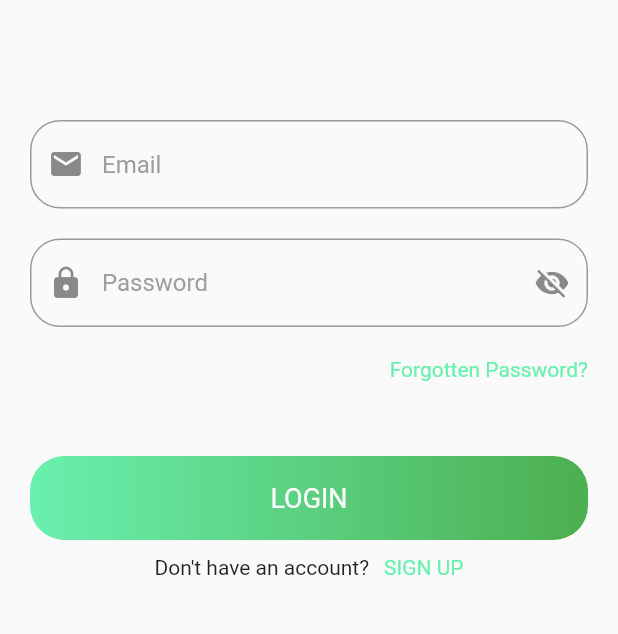
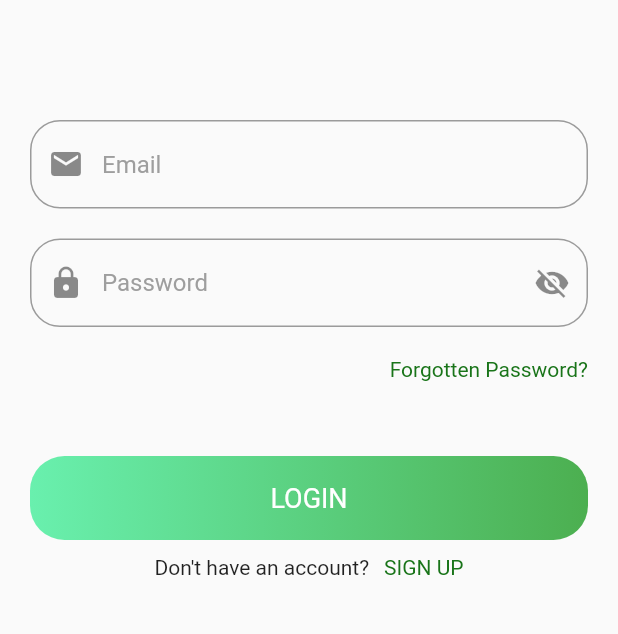
Before and after one commit to jenniekibiri/farm_app, a Flutter app: the screen it shows after launch, on a phone screen of 412 x 824 dp, the part 300-934 px from its top. Run offline on Flutter 3.47's test engine with Material 2 defaults, Android fonts, the phone set to English and light mode, and no system bars; our stand-ins replace hexcolor, splashscreen.

Commit message:
clean up ui

```diff
--- a/lib/login.dart
+++ b/lib/login.dart
@@ -1,5 +1,8 @@
+import 'package:farm/Register.dart';
 import 'package:flutter/material.dart';
+import 'package:hexcolor/hexcolor.dart';
 import 'Home.dart';
+
 void main() => runApp(App());
 
 class App extends StatelessWidget{
@@ -56,7 +59,7 @@ class _LoginPageState extends State<LoginPage>{
                   Text(
                     "Forgotten Password?",
                     style: TextStyle(
-                      color: Colors.greenAccent,
+                      color: HexColor("#197419"),
                     ),
                   ),
                 ],
@@ -72,8 +75,19 @@ class _LoginPageState extends State<LoginPage>{
                   children: <Widget>[
                     Text("Don't have an account?"),
                     SizedBox(width: 10.0,),
-                    Text("SIGN UP", style: TextStyle(color: Colors.greenAccent),
+                     GestureDetector(
+               onTap: () {
+                            Navigator.push(
+                                context,
+                                MaterialPageRoute(
+                                    builder: (context) => RegisterPage()));
+                          },
+                           child: Center(
+        child:  Text("SIGN UP", style: TextStyle( color: HexColor("#197419")),
                     )
+      ),
+           ),
+
                   ],
                 ),
               ),
```
